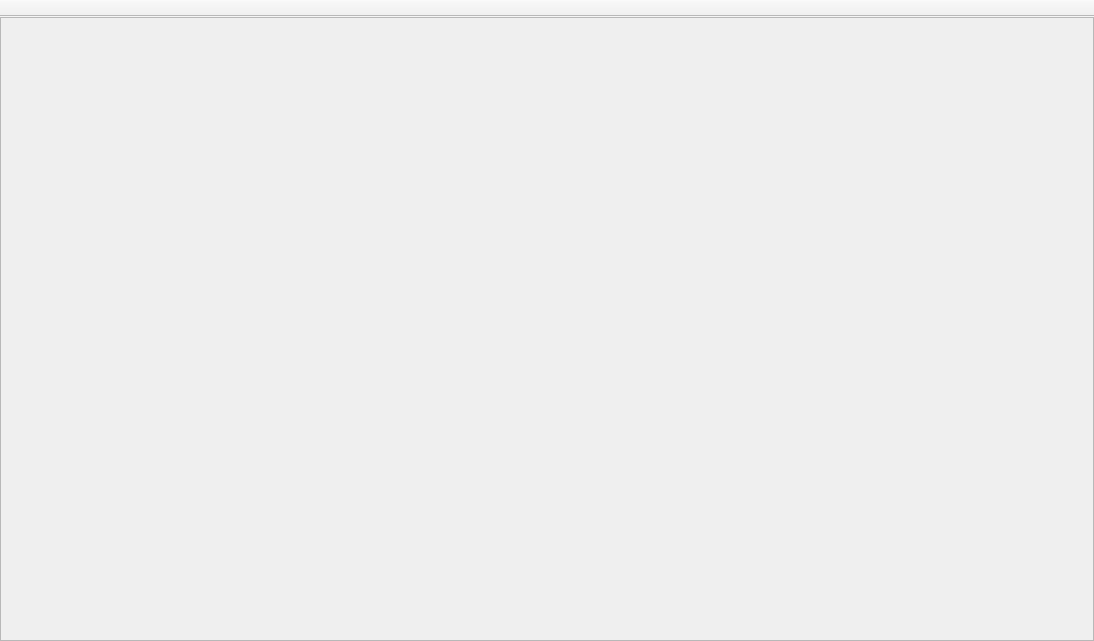
The window that UI-Qt/QXDocumentWindow.ui (frinkr/FontViewer) describes before a commit, drawn with Qt 5.
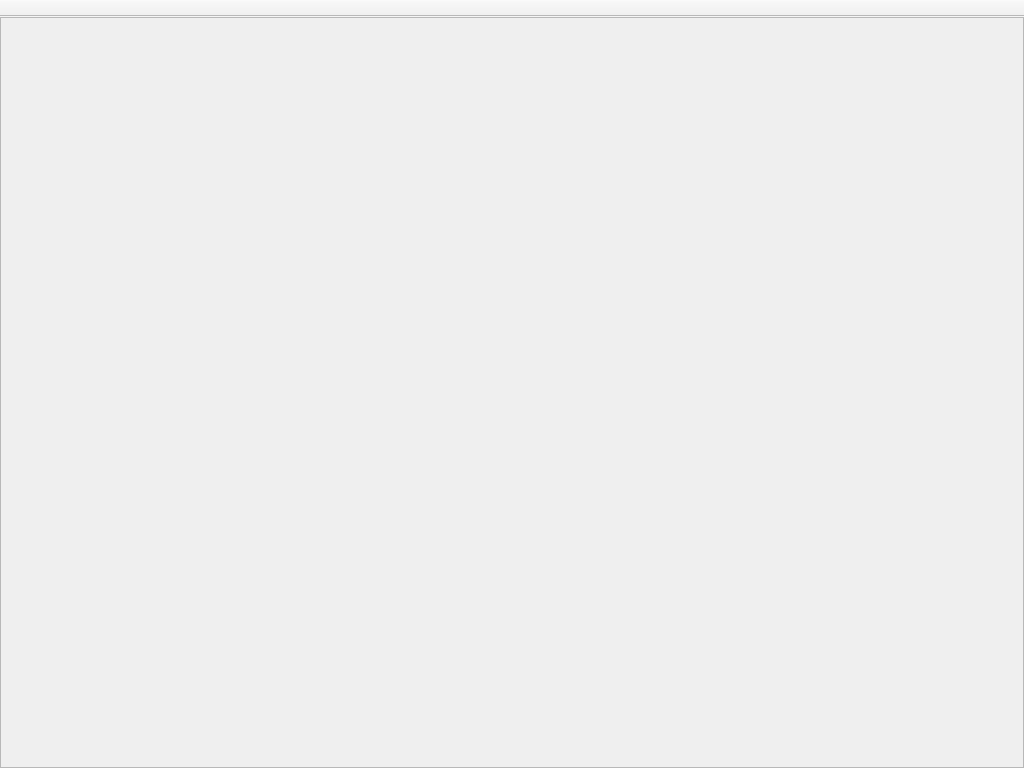
The same window after the commit. Custom widgets are drawn as their Qt base class.

Commit message: accept drag & drop, better glyph label drawing

```diff
--- a/UI-Qt/QXDocumentWindow.ui
+++ b/UI-Qt/QXDocumentWindow.ui
@@ -6,8 +6,8 @@
    <rect>
     <x>0</x>
     <y>0</y>
-    <width>1094</width>
-    <height>641</height>
+    <width>1024</width>
+    <height>768</height>
    </rect>
   </property>
   <property name="windowTitle">
```
The commit also changes 7 other files.
